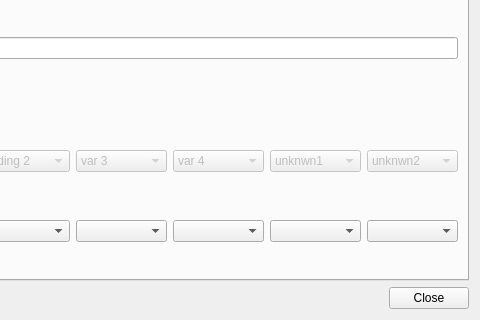
shimpe/ac7renamer, file ac7renamer/ac7renamerdlg.ui: the form before one commit; both pictures show x 721 to 1201 and y 254 to 574 of the 1201 by 574 pixel window.
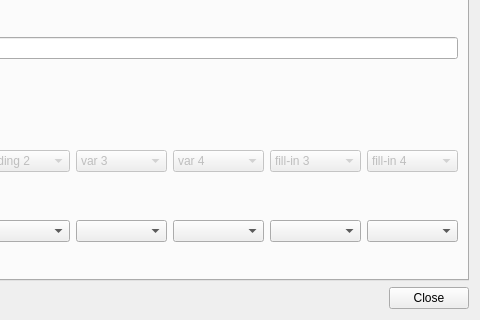
The form after the commit.

Commit message: make a guess as to what the elements mean

Diff of the .ui file:
```diff
--- a/ac7renamer/ac7renamerdlg.ui
+++ b/ac7renamer/ac7renamerdlg.ui
@@ -315,7 +315,7 @@
              </property>
              <item>
               <property name="text">
-               <string>unknwn1</string>
+               <string>fill-in 3</string>
               </property>
              </item>
             </widget>
@@ -327,7 +327,7 @@
              </property>
              <item>
               <property name="text">
-               <string>unknwn2</string>
+               <string>fill-in 4</string>
               </property>
              </item>
             </widget>
```
The commit also changes 2 other files.
